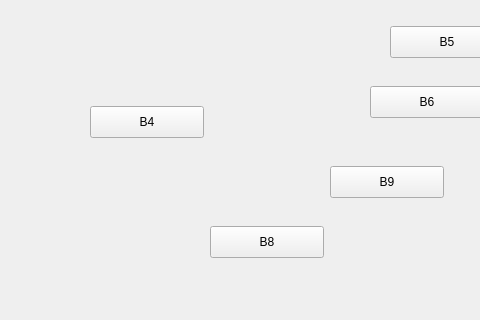
Above: apps/uitest/scripts/LayoutForm.ui from dmzgroup/js before the change; both pictures show x 0 to 480 and y 134 to 454 of the 565 by 454 pixel window. Below: the same form after it.
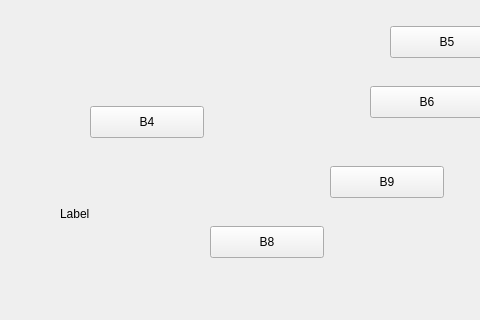
That is the form after the change.

Commit message: GridLayout and FormLayout implemented.

What changed in the file:
```diff
--- a/apps/uitest/scripts/LayoutForm.ui
+++ b/apps/uitest/scripts/LayoutForm.ui
@@ -130,6 +130,19 @@
     <string>B8</string>
    </property>
   </widget>
+  <widget class="QLabel" name="label">
+   <property name="geometry">
+    <rect>
+     <x>60</x>
+     <y>340</y>
+     <width>62</width>
+     <height>16</height>
+    </rect>
+   </property>
+   <property name="text">
+    <string>Label</string>
+   </property>
+  </widget>
  </widget>
  <resources/>
  <connections/>
```
The commit also changes 7 other files.
